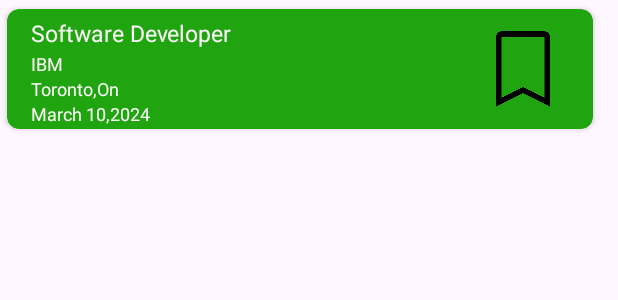
After one commit to aksh0010/Get-A-Job-AndoridApp, an Android app: the layout card_layout_saved_job_display.xml on its own in the app's theme, with its tools: preview values and no code run, on a phone screen of 412 x 824 dp. The commit adds this screen. Shown: the top 300 px of the screen. Run offline under Robolectric (Android 15) with nearby library versions, the phone set to English and light mode, and no system bars.

Commit message:
Added experimental fnc for save/unsave applications

```diff
--- /dev/null
+++ b/app/src/main/res/layout/card_layout_saved_job_display.xml
@@ -0,0 +1,103 @@
+<?xml version="1.0" encoding="utf-8"?>
+<LinearLayout xmlns:android="http://schemas.android.com/apk/res/android"
+    xmlns:app="http://schemas.android.com/apk/res-auto"
+    xmlns:tools="http://schemas.android.com/tools"
+    android:layout_width="match_parent"
+    android:layout_height="wrap_content"
+    tools:context=".MainActivity">
+
+    <androidx.cardview.widget.CardView
+        android:id="@+id/recyler_view"
+        android:layout_width="400dp"
+        android:layout_height="wrap_content"
+        app:cardBackgroundColor="#20A510"
+        app:cardCornerRadius="8dp"
+        app:cardElevation="2dp"
+        app:cardUseCompatPadding="true">
+
+        <androidx.constraintlayout.widget.ConstraintLayout
+            android:layout_width="match_parent"
+            android:layout_height="80dp">
+
+            <TextView
+                android:id="@+id/tv_job_name"
+                android:layout_width="wrap_content"
+                android:layout_height="wrap_content"
+                android:layout_marginStart="16dp"
+                android:layout_marginTop="5dp"
+                android:layout_weight="1"
+                android:text="Software Developer"
+                android:textColor="#FAF7F7"
+                android:textSize="15sp"
+                app:layout_constraintStart_toStartOf="parent"
+                app:layout_constraintTop_toTopOf="parent" />
+
+            <TextView
+                android:id="@+id/tv_job_applied_date"
+                android:layout_width="wrap_content"
+                android:layout_height="wrap_content"
+                android:layout_marginStart="16dp"
+
+                android:layout_weight="1"
+                android:text="March 10,2024"
+                android:textColor="#FAF7F7"
+                android:textSize="12sp"
+                app:layout_constraintStart_toStartOf="parent"
+                app:layout_constraintTop_toBottomOf="@+id/tv_job_location" />
+
+            <TextView
+                android:id="@+id/tv_job_company"
+                android:layout_width="wrap_content"
+                android:layout_height="wrap_content"
+                android:layout_marginStart="16dp"
+                android:layout_marginTop="1dp"
+                android:layout_weight="1"
+                android:text="IBM"
+                android:textColor="#FAF7F7"
+                android:textSize="12sp"
+                app:layout_constraintStart_toStartOf="parent"
+                app:layout_constraintTop_toBottomOf="@+id/tv_job_name" />
+
+            <TextView
+                android:id="@+id/tv_job_location"
+                android:layout_width="wrap_content"
+                android:layout_height="wrap_content"
+                android:layout_marginStart="16dp"
+                android:layout_weight="1"
+                android:text="Toronto,On"
+                android:textColor="#FAF7F7"
+                android:textSize="12sp"
+                app:layout_constraintStart_toStartOf="parent"
+                app:layout_constraintTop_toBottomOf="@+id/tv_job_company" />
+
+            <TextView
+                android:id="@+id/tv_job_id"
+                android:layout_width="117dp"
+                android:layout_height="44dp"
+                android:layout_marginStart="40dp"
+                android:layout_marginTop="15dp"
+                android:layout_marginEnd="13dp"
+                android:layout_marginBottom="21dp"
+                android:visibility="visible"
+                app:layout_constraintBottom_toBottomOf="parent"
+                app:layout_constraintEnd_toStartOf="@+id/saveImg"
+                app:layout_constraintStart_toEndOf="@+id/tv_job_name"
+                app:layout_constraintTop_toTopOf="parent"></TextView>
+
+            <ImageView
+                android:id="@+id/saveImg"
+                android:layout_width="57dp"
+                android:layout_height="60dp"
+                android:layout_marginTop="10dp"
+                android:layout_marginEnd="18dp"
+                android:layout_marginBottom="10dp"
+                android:layout_weight="1"
+                app:layout_constraintBottom_toBottomOf="parent"
+                app:layout_constraintEnd_toEndOf="parent"
+                app:layout_constraintTop_toTopOf="parent"
+                app:srcCompat="@drawable/bookmark" />
+        </androidx.constraintlayout.widget.ConstraintLayout>
+
+    </androidx.cardview.widget.CardView>
+
+</LinearLayout>
--- a/app/src/main/res/layout/fragment_about__myself.xml
+++ b/app/src/main/res/layout/fragment_about__myself.xml
@@ -22,7 +22,7 @@
         android:layout_width="wrap_content"
         android:layout_height="wrap_content"
         android:layout_gravity="center"
-        android:text="Hello, &quot;your name&quot;"
+        android:text="@string/link"
         android:textSize="30sp"
         app:layout_constraintTop_toBottomOf="@+id/imageButton2" />
 
--- a/app/src/main/res/values/strings.xml
+++ b/app/src/main/res/values/strings.xml
@@ -2,4 +2,5 @@
     <string name="app_name">Get-A-Job</string>
     <!-- TODO: Remove or change this placeholder text -->
     <string name="hello_blank_fragment">Hello blank fragment</string>
+    <string name="link"><a href="google.com">Hello blank fragment</a></string>
 </resources>
```
Also changed, not shown: app/src/main/java/com/example/get_a_job/Applied_jobs.java (+6 -4 lines), app/src/main/java/com/example/get_a_job/ArrayAdaptor_JobDisplayObject.java (+34 -9 lines), app/src/main/java/com/example/get_a_job/DBHelper.java (+46 -4 lines), app/src/main/java/com/example/get_a_job/JobDisplayObject.java (+10 -3 lines), app/src/main/java/com/example/get_a_job/Saved_jobs.java (+4 -3 lines), app/src/main/java/com/example/get_a_job/Search_Job_Activity.java (+6 -4 lines), app/src/main/res/drawable/bookmark.png (added).
